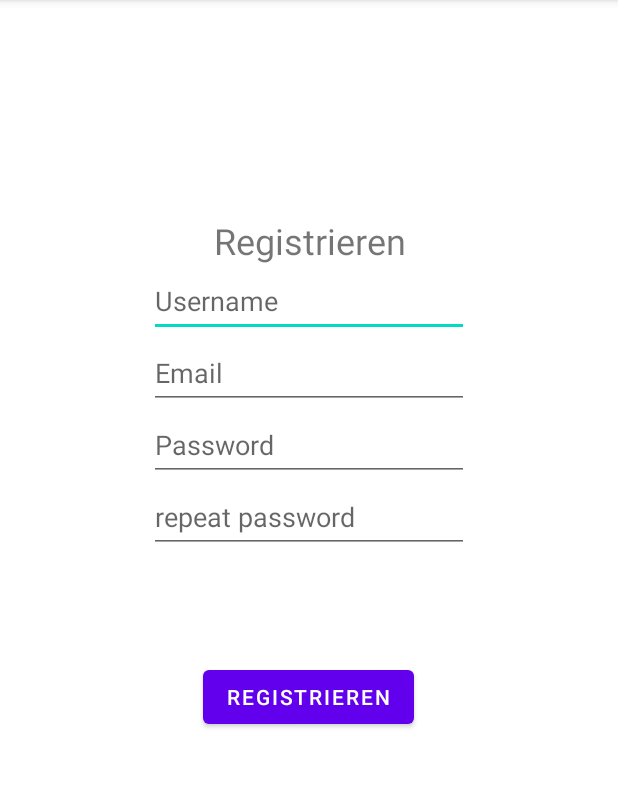
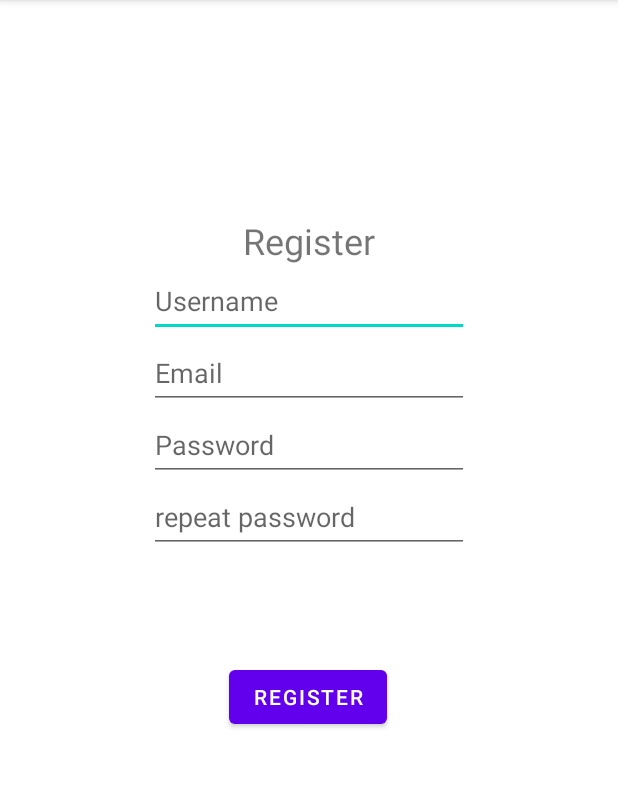
Before and after one commit to Saylonnn/Chatapp, an Android app: the RegisterActivity screen opened directly, with no data from a screen before it, on a phone screen of 412 x 824 dp, the part 84-872 px from its top. Run offline under Robolectric (Android 15) with nearby library versions, the phone set to English and light mode, and no system bars; our stand-ins replace Volley.

Commit message:
changed default language from German to English, so that every missing translation is shown in English Added German translation if System language is set to German

```diff
--- a/app/src/main/res/values/strings.xml
+++ b/app/src/main/res/values/strings.xml
@@ -25,7 +25,7 @@
     <string name="login_password" translatable="false">login_password</string>
     <string name="login_email" translatable="false">login_email</string>
     <string name="want_registration">no account yet?</string>
-    <string name="registration" translatable="false">Registrieren</string>
+    <string name="registration">Register</string>
     <string name="retype_password_hint">repeat password</string>
     <string name="username" translatable="false">Username</string>
     <string name="profile_username" translatable="false">Username:</string>
```
Also changed, not shown: 1 other file.
